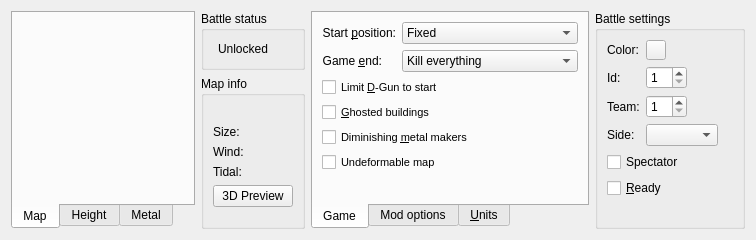
Old version of the form ui/BattleWindowForm.ui in the repository tizbac/qtlobby.
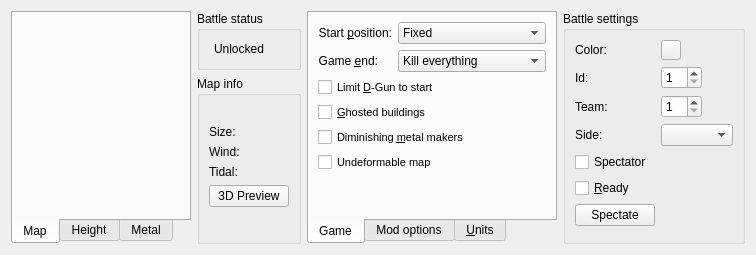
New version of the form. Icons and pictures are not drawn. Custom widgets are drawn as their Qt base class.

Commit message: Fix infinite loop on spec status change

What changed in the file:
```diff
--- a/ui/BattleWindowForm.ui
+++ b/ui/BattleWindowForm.ui
@@ -422,7 +422,7 @@
         </property>
        </widget>
       </item>
-      <item row="6" column="0" colspan="2">
+      <item row="7" column="0" colspan="2">
        <spacer>
         <property name="orientation">
          <enum>Qt::Vertical</enum>
@@ -445,6 +445,13 @@
         </property>
        </widget>
       </item>
+      <item row="6" column="0">
+       <widget class="QPushButton" name="btSpec">
+        <property name="text">
+         <string>Spectate</string>
+        </property>
+       </widget>
+      </item>
      </layout>
     </widget>
    </item>
```
The commit also changes 4 other files.
